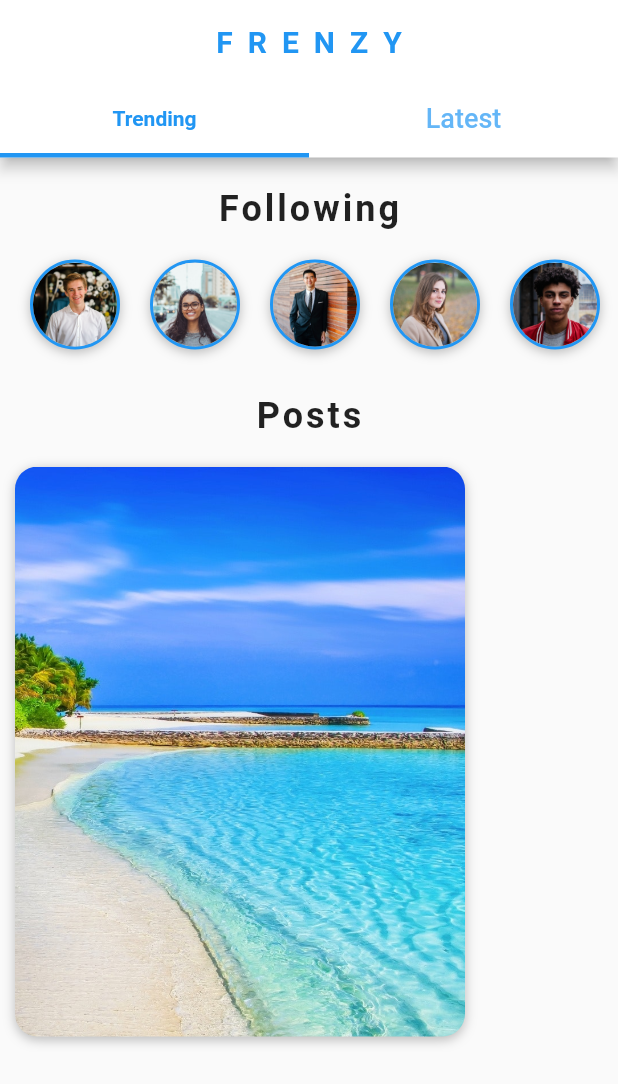
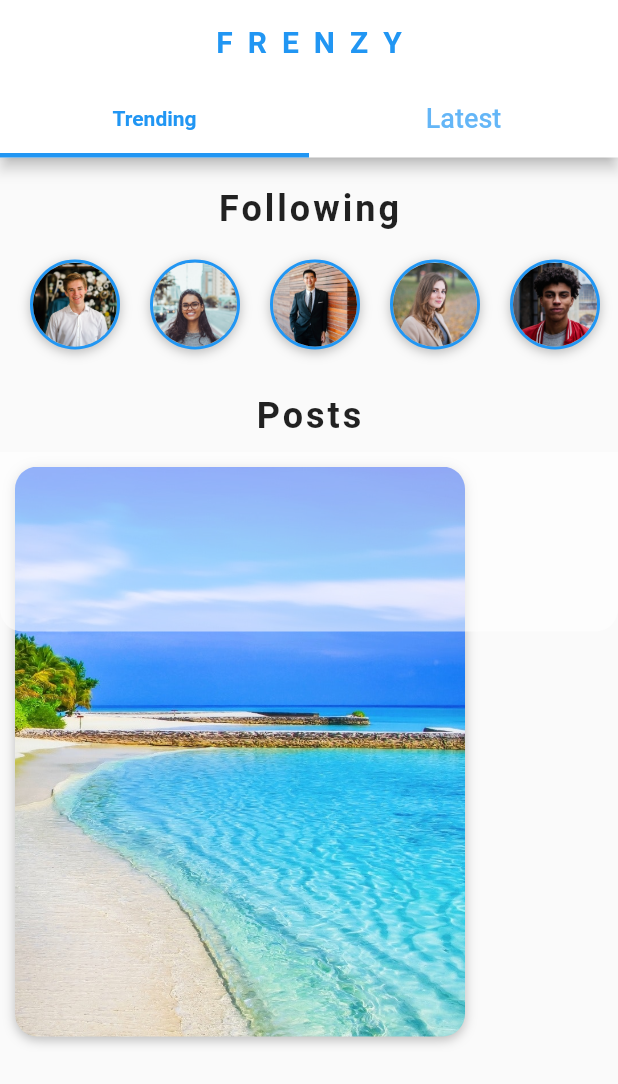
Before and after one commit to aximilli1212/flutter-googles, a Flutter app: the HomeScreen screen opened directly, swiped to page 3, on a phone screen of 412 x 824 dp. Shown: the top 1084 px of the screen. Run offline on Flutter 3.47's test engine with Material 2 defaults, Android fonts, the phone set to English and light mode, and no system bars; our stand-ins replace animated_text_kit, audioplayers, cloud_firestore, firebase_auth, flutter_spinkit, font_awesome_flutter and 3 more; accounts and stored records are empty.

Commit message:
add tranparent box for text on top

```diff
--- a/frenzy_social/lib/widgets/posts_carousel.dart
+++ b/frenzy_social/lib/widgets/posts_carousel.dart
@@ -61,6 +61,21 @@ class PostsCarousel extends StatelessWidget {
               fit: BoxFit.cover,
             ),
           ),
+        ),
+        Positioned(
+
+          child: Container(
+            padding: EdgeInsets.all(12.0),
+            height: 120.0,
+            decoration: BoxDecoration(
+              color: Colors.white54,
+              borderRadius: BorderRadius.only(
+                  bottomLeft: Radius.circular(15.0),
+                  bottomRight: Radius.circular(15.0),
+              ),
+
+            ),
+          ),
         )
       ],
     );
```
